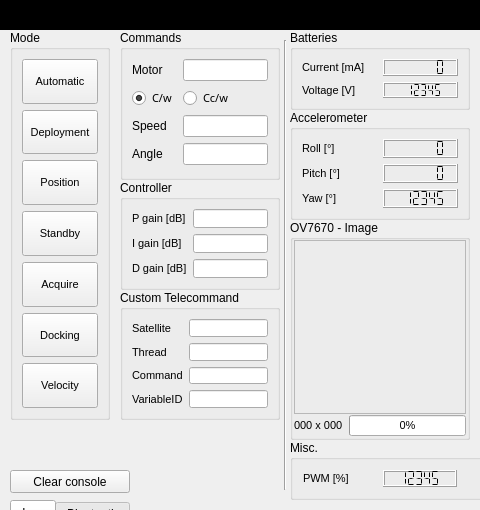
Before: the Qt Designer form groundstation.ui in Angele-/FloatSat_GroundStation, drawn with Qt 5; both pictures show x 0 to 480 and y 0 to 510 of the 1351 by 700 pixel window.
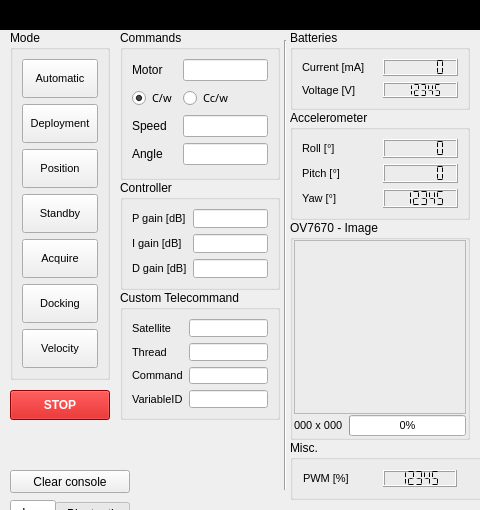
After: the same form once the commit is applied. Custom widgets are drawn as their Qt base class.

```diff
--- a/groundstation.ui
+++ b/groundstation.ui
@@ -1309,7 +1309,7 @@
       <x>10</x>
       <y>30</y>
       <width>100</width>
-      <height>390</height>
+      <height>350</height>
      </rect>
     </property>
     <property name="font">
@@ -1634,6 +1634,29 @@
      <string>Clear console</string>
     </property>
    </widget>
+   <widget class="QPushButton" name="pushButton">
+    <property name="geometry">
+     <rect>
+      <x>10</x>
+      <y>390</y>
+      <width>100</width>
+      <height>30</height>
+     </rect>
+    </property>
+    <property name="font">
+     <font>
+      <family>Segoe UI Symbol</family>
+      <weight>75</weight>
+      <bold>true</bold>
+     </font>
+    </property>
+    <property name="styleSheet">
+     <string notr="true">background-color:#cc0000; color:white</string>
+    </property>
+    <property name="text">
+     <string>STOP</string>
+    </property>
+   </widget>
   </widget>
  </widget>
  <layoutdefault spacing="6" margin="11"/>
```
